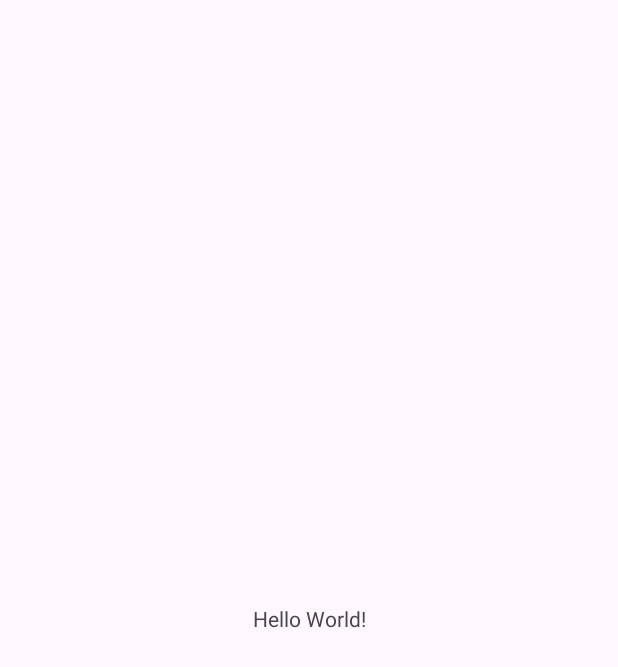
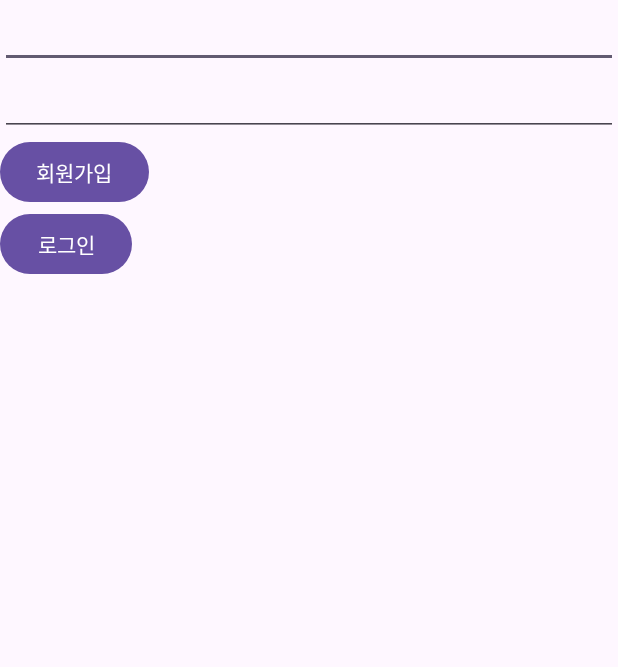
Before and after one commit to sangmoki/fb_email_login, an Android app: the screen it shows after launch (MainActivity), on a phone screen of 412 x 824 dp. Before the commit the part shown is almost empty. Shown: the top 667 px of the screen. Run offline under Robolectric (Android 15) with nearby library versions, the phone set to English and light mode, and no system bars.

Commit message:
Feat: "레이아웃 구성"

```diff
--- a/app/build.gradle.kts
+++ b/app/build.gradle.kts
@@ -1,6 +1,9 @@
 plugins {
     alias(libs.plugins.androidApplication)
     alias(libs.plugins.jetbrainsKotlinAndroid)
+
+    // firebase
+    id("com.google.gms.google-services")
 }
 
 android {
@@ -37,11 +40,16 @@ android {
 
 dependencies {
 
+    // firebase
+    implementation(platform("com.google.firebase:firebase-bom:33.0.0"))
+    implementation("com.google.firebase:firebase-analytics")
+
     implementation(libs.androidx.core.ktx)
     implementation(libs.androidx.appcompat)
     implementation(libs.material)
     implementation(libs.androidx.activity)
     implementation(libs.androidx.constraintlayout)
+    implementation(libs.firebase.auth.ktx)
     testImplementation(libs.junit)
     androidTestImplementation(libs.androidx.junit)
     androidTestImplementation(libs.androidx.espresso.core)
--- a/app/src/main/res/layout/activity_main.xml
+++ b/app/src/main/res/layout/activity_main.xml
@@ -1,19 +1,31 @@
 <?xml version="1.0" encoding="utf-8"?>
-<androidx.constraintlayout.widget.ConstraintLayout xmlns:android="http://schemas.android.com/apk/res/android"
+<LinearLayout xmlns:android="http://schemas.android.com/apk/res/android"
     xmlns:app="http://schemas.android.com/apk/res-auto"
     xmlns:tools="http://schemas.android.com/tools"
     android:id="@+id/main"
     android:layout_width="match_parent"
     android:layout_height="match_parent"
-    tools:context=".MainActivity">
+    tools:context=".MainActivity"
+    android:orientation="vertical">
 
-    <TextView
+    <EditText
+        android:id="@+id/emailArea"
+        android:layout_width="match_parent"
+        android:layout_height="wrap_content"/>
+
+    <EditText
+        android:id="@+id/passwordArea"
+        android:layout_width="match_parent"
+        android:layout_height="wrap_content"/>
+
+    <Button
+        android:id="@+id/joinBtn"
+        android:text="회원가입"
         android:layout_width="wrap_content"
-        android:layout_height="wrap_content"
-        android:text="Hello World!"
-        app:layout_constraintBottom_toBottomOf="parent"
-        app:layout_constraintEnd_toEndOf="parent"
-        app:layout_constraintStart_toStartOf="parent"
-        app:layout_constraintTop_toTopOf="parent" />
-
-</androidx.constraintlayout.widget.ConstraintLayout>
+        android:layout_height="wrap_content"/>
+    <Button
+        android:id="@+id/loginBtn"
+        android:text="로그인"
+        android:layout_width="wrap_content"
+        android:layout_height="wrap_content"/>
+</LinearLayout>
--- a/build.gradle.kts
+++ b/build.gradle.kts
@@ -2,4 +2,7 @@
 plugins {
     alias(libs.plugins.androidApplication) apply false
     alias(libs.plugins.jetbrainsKotlinAndroid) apply false
+
+    // firebase
+    id("com.google.gms.google-services") version "4.4.1" apply false
 }
--- a/gradle/libs.versions.toml
+++ b/gradle/libs.versions.toml
@@ -9,6 +9,7 @@ appcompat = "1.6.1"
 material = "1.12.0"
 activity = "1.8.0"
 constraintlayout = "2.1.4"
+firebaseAuthKtx = "23.0.0"
 
 [libraries]
 androidx-core-ktx = { group = "androidx.core", name = "core-ktx", version.ref = "coreKtx" }
@@ -19,6 +20,7 @@ androidx-appcompat = { group = "androidx.appcompat", name = "appcompat", version
 material = { group = "com.google.android.material", name = "material", version.ref = "material" }
 androidx-activity = { group = "androidx.activity", name = "activity", version.ref = "activity" }
 androidx-constraintlayout = { group = "androidx.constraintlayout", name = "constraintlayout", version.ref = "constraintlayout" }
+firebase-auth-ktx = { group = "com.google.firebase", name = "firebase-auth-ktx", version.ref = "firebaseAuthKtx" }
 
 [plugins]
 androidApplication = { id = "com.android.application", version.ref = "agp" }
```
Also changed, not shown: 1 other file.
